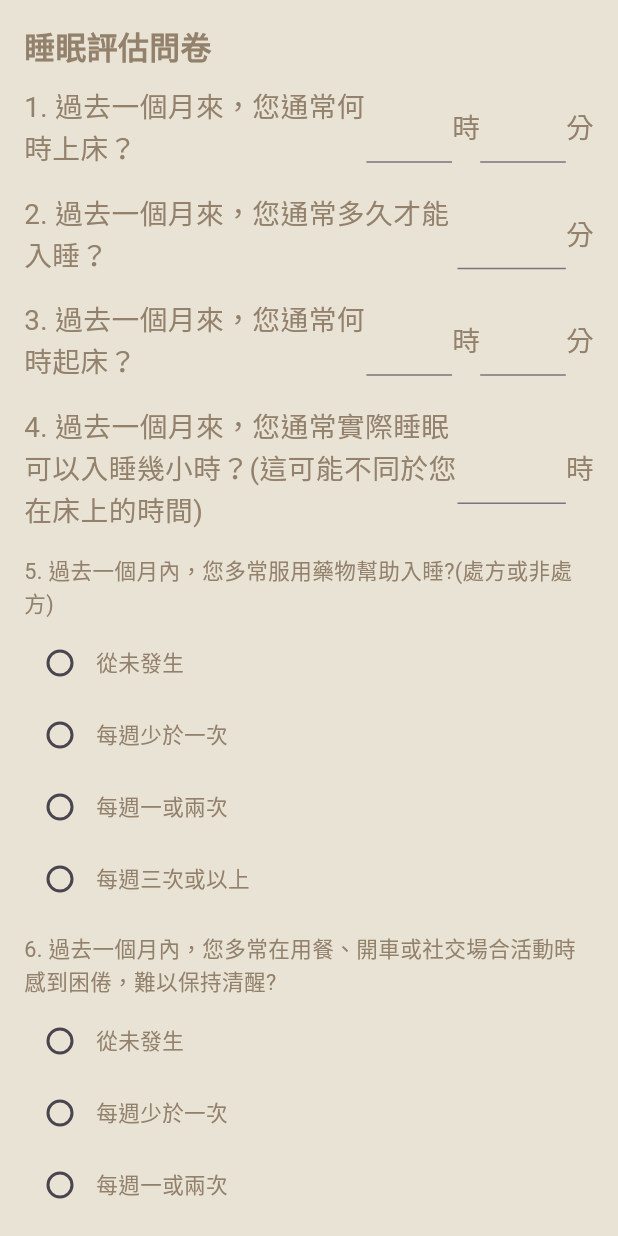
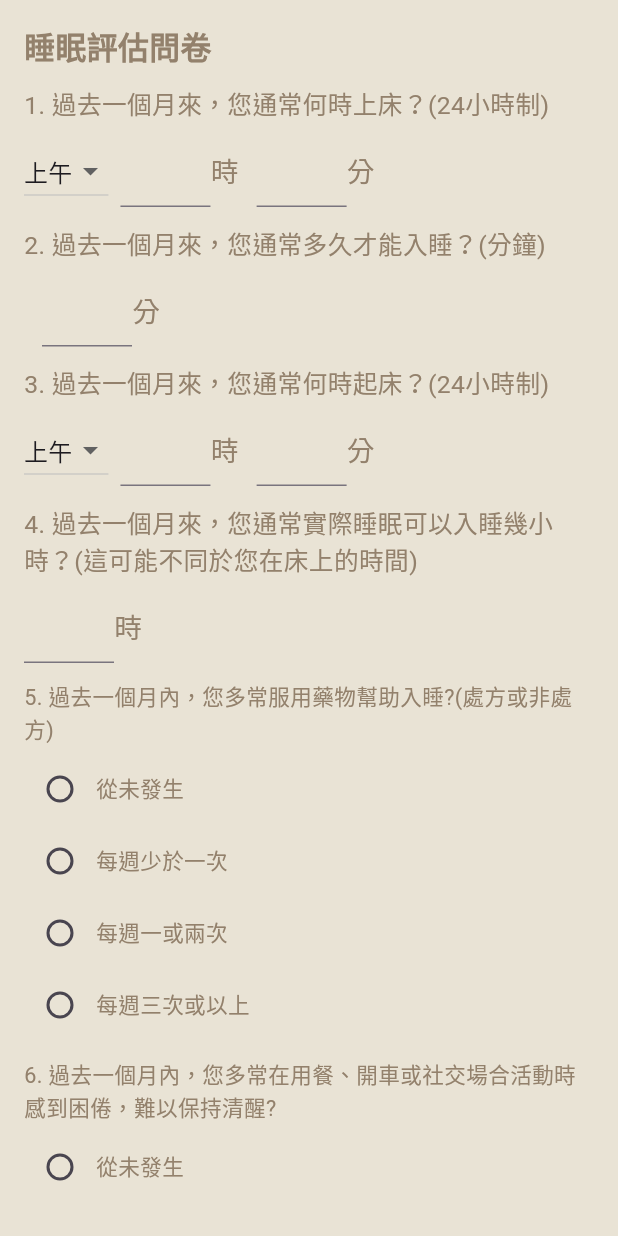
Before and after one commit to 411631277/project, a Flutter app: the SleepWidget screen opened directly with empty values, on a phone screen of 412 x 824 dp. Run offline on Flutter 3.47's test engine with Material 3 defaults, Android fonts, the phone set to English and light mode, and no system bars; our stand-ins replace cloud_firestore, firebase_core, firebase_storage, image_picker, logger, pedometer and 3 more; accounts and stored records are empty; network calls fail.

Commit message:
睡眠分數異常修正

```diff
--- a/lib/questionGroup/sleepGroup/sleep.dart
+++ b/lib/questionGroup/sleepGroup/sleep.dart
@@ -27,24 +27,28 @@ class _SleepWidgetState extends State<SleepWidget> {
   final Map<int, TextEditingController> minuteControllers = {
     for (var i = 0; i < 5; i++) i: TextEditingController()
   };
+
+final Map<int, String> amPmSelections = {0: '上午', 2: '上午'};
+
+
   final List<Map<String, dynamic>> _q1 = [
     {
       "type": "fill",
-      "question": "過去一個月來，您通常何時上床？",
+      "question": "過去一個月來，您通常何時上床？(24小時制)",
       "index": 0,
       "hasHour": true,
       "hasMinute": true
     },
     {
       "type": "fill",
-      "question": "過去一個月來，您通常多久才能入睡？",
+      "question": "過去一個月來，您通常多久才能入睡？(分鐘)",
       "index": 1,
       "hasHour": false,
       "hasMinute": true
     },
     {
       "type": "fill",
-      "question": "過去一個月來，您通常何時起床？",
+      "question": "過去一個月來，您通常何時起床？(24小時制)",
       "index": 2,
       "hasHour": true,
       "hasMinute": true
@@ -273,63 +277,92 @@ class _SleepWidgetState extends State<SleepWidget> {
                             ),
                             onPressed: _handleSubmit,
                             child: Text("提交完成",
+
                                 style: TextStyle(
                                     fontSize: base * 0.045,
                                     color: Colors.white)),
+
                           ),
                       ],
                     ),
                   ]),
             ),
           ),
-        ));
+
+        )
+        );
   }
 
 Widget _buildFillQuestion(Map<String, dynamic> q, double base) {
-    final idx = q['index'] as int;
+  final idx = q["index"] as int;
+  final hasHour = q["hasHour"] as bool;
+  final hasMinute = q["hasMinute"] as bool;
+
+  final isAmPmRequired = (idx == 0 || idx == 2); // 第1和第3題顯示AM/PM
+
   return Padding(
-      padding: const EdgeInsets.only(bottom: 16),
-      child: Row(children: [
-        Expanded(
-          flex: 4,
-          child: Text(
-            "${idx + 1}. ${q['question']}",
+    padding: const EdgeInsets.only(bottom: 12),
+    child: Column(
+      crossAxisAlignment: CrossAxisAlignment.start,
+      children: [
+        Text("${idx + 1}. ${q['question']}",
             style: TextStyle(
-                fontSize: base * 0.045,
-                color: Color.fromRGBO(147, 129, 108, 1)),
+              fontSize: base * 0.04,
+              color: const Color.fromRGBO(147, 129, 108, 1),
+            )),
+        const SizedBox(height: 8),
+        Row(children: [
+          if (isAmPmRequired)
+            Padding(
+              padding: const EdgeInsets.only(right: 8),
+              child: DropdownButton<String>(
+                value: amPmSelections[idx],
+                items: ['上午', '下午']
+                    .map((v) => DropdownMenuItem(value: v, child: Text(v)))
+                    .toList(),
+                onChanged: (value) {
+                  setState(() => amPmSelections[idx] = value!);
+                },
               ),
             ),
-        if (q['hasHour']) ...[
-          Expanded(
-            flex: 1,
+          if (hasHour) ...[
+            SizedBox(
+              width: 60,
               child: TextField(
                 controller: hourControllers[idx],
                 textAlign: TextAlign.center,
                 decoration: const InputDecoration(border: UnderlineInputBorder()),
-              onChanged: (_) => setState(() {}),
+                keyboardType: TextInputType.number,
+               onChanged: (value) {
+      if (idx == 0) _a1[0] = value; // 第1題：上床小時
+      if (idx == 2) _a1[2] = value; // 第3題：起床小時
+      setState(() {});
+    },
               ),
             ),
-          Text("時",
-              style: TextStyle(
-                  fontSize: base * 0.045,
-                  color: Color.fromRGBO(147, 129, 108, 1))),
+            Text("時", style: TextStyle(fontSize: base * 0.045, color: const Color.fromRGBO(147, 129, 108, 1))),
           ],
-        if (q['hasMinute']) ...[
-          Expanded(
-            flex: 1,
+          if (hasMinute) ...[
+            const SizedBox(width: 12),
+            SizedBox(
+              width: 60,
               child: TextField(
                 controller: minuteControllers[idx],
                 textAlign: TextAlign.center,
                 decoration: const InputDecoration(border: UnderlineInputBorder()),
-              onChanged: (_) => setState(() {}),
+                keyboardType: TextInputType.number,
+                onChanged: (value) {
+  if (idx == 0) _a1[1] = value;
+  if (idx == 2) _a1[3] = value;
+  setState(() {});
+}
               ),
             ),
-          Text("分",
-              style: TextStyle(
-                  fontSize: base * 0.045,
-                  color: Color.fromRGBO(147, 129, 108, 1))),
+            Text("分", style: TextStyle(fontSize: base * 0.045, color: const Color.fromRGBO(147, 129, 108, 1))),
           ],
-      ]),
+        ])
+      ],
+    ),
   );
 }
 
@@ -470,12 +503,14 @@ class _SleepWidgetState extends State<SleepWidget> {
       idKey: int.parse(widget.userId),
       'sleep_question_content': "睡眠品質量表",
       'sleep_test_date': date,
+      'sleep_answer_1_am_pm': amPmSelections[0],
       'sleep_answer_1_a':
           int.tryParse(hourControllers[0]?.text.trim() ?? '') ?? 0,
       'sleep_answer_1_b':
           int.tryParse(minuteControllers[0]?.text.trim() ?? '') ?? 0,
       'sleep_answer_2':
           int.tryParse(minuteControllers[1]?.text.trim() ?? '') ?? 0,
+      'sleep_answer_3_am_pm': amPmSelections[2],
       'sleep_answer_3_a':
           int.tryParse(hourControllers[2]?.text.trim() ?? '') ?? 0,
       'sleep_answer_3_b':
@@ -623,12 +658,13 @@ class _SleepWidgetState extends State<SleepWidget> {
   }
 
   int _calculateSleepEfficiencyScore() {
-    final sleepHour =
-        int.tryParse(hourControllers[3]!.text.trim()) ?? 0; // 第4題：實際睡眠時間
-    final bedHour = int.tryParse(_a1[0] ?? '') ?? 0; // 第1題：上床時間
-    final wakeHour = int.tryParse(_a1[2] ?? '') ?? 0; // 第3題：起床時間
+  // 先印出所有來源
 
-    // 計算「躺床時間」
+
+  final sleepHour = int.tryParse(hourControllers[3]?.text.trim() ?? '') ?? 0;
+  final bedHour = int.tryParse(_a1[0] ?? '') ?? 0;
+  final wakeHour = int.tryParse(_a1[2] ?? '') ?? 0;
+
   int totalTimeInBed;
   if (wakeHour < bedHour) {
     totalTimeInBed = (24 - bedHour) + wakeHour;
@@ -636,15 +672,15 @@ class _SleepWidgetState extends State<SleepWidget> {
     totalTimeInBed = wakeHour - bedHour;
   }
 
-    if (totalTimeInBed == 0) return 3; // 避免除以 0 的錯誤
+  if (totalTimeInBed == 0) return 3;
 
-    double efficiency = sleepHour / totalTimeInBed * 100;
-
+  final efficiency = sleepHour / totalTimeInBed * 100;
   if (efficiency >= 85) return 0;
   if (efficiency >= 75) return 1;
   if (efficiency >= 65) return 2;
   return 3;
 }
+
 
   int _calculateSleepDisturbanceScore() {
     const scoreMap = {
--- a/lib/questionGroup/sleepGroup/sleepscore.dart
+++ b/lib/questionGroup/sleepGroup/sleepscore.dart
@@ -23,7 +23,7 @@ class Sleepscore extends StatelessWidget {
     final base = math.min(screenW, screenH);
 
     final message = totalScore < 18
-        ? '媽媽在照顧寶寶上是不是會覺得有些負擔呢？\n\n可以利用APP的AI問答或是或是撥打以下電話諮詢喔！'
+        ? '媽媽在照顧寶寶上是不是會覺得有些負擔呢？\n\n可以利用APP的AI問答或是撥打以下電話諮詢喔！'
         : '看來媽媽在新的身分上有取得平衡點呢！';
 
     return PopScope(
```
Lines whose indentation alone changed are shown as unchanged.
